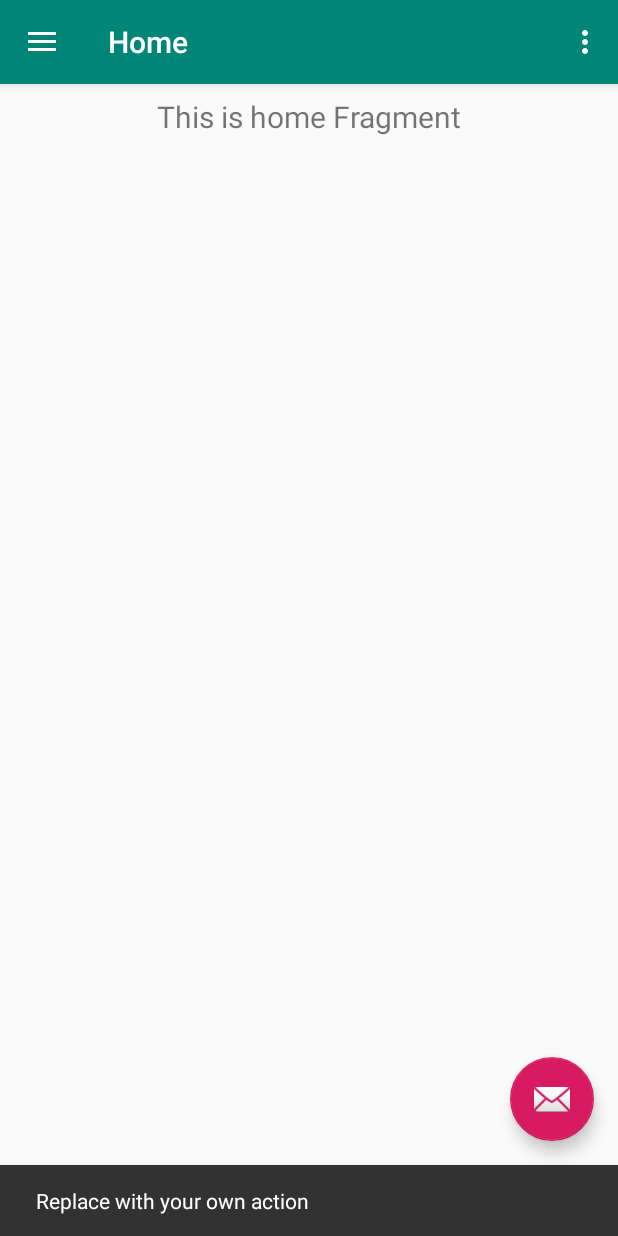
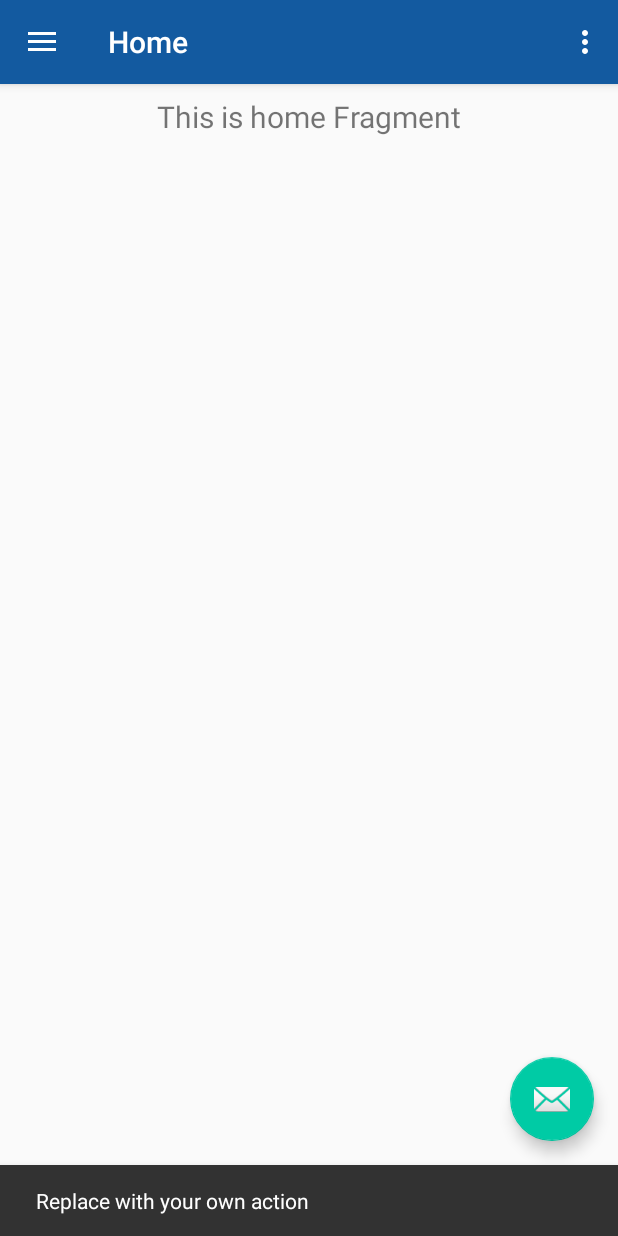
Before and after one commit to ludovicm67/android-event-manager, an Android app: the MainActivity screen opened directly, with no data from a screen before it, after a tap on an icon or button, on a phone screen of 412 x 824 dp. Run offline under Robolectric (Android 15) with nearby library versions, the phone set to English and light mode, and no system bars; our stand-ins replace navigation-ui.

Commit message:
update colors + rename domain -> data

```diff
--- a/app/src/main/java/fr/ludovicm67/eventmanager/domain/Event.kt
+++ b/app/src/main/java/fr/ludovicm67/eventmanager/data/Event.kt
@@ -1,4 +1,4 @@
-package fr.ludovicm67.eventmanager.domain
+package fr.ludovicm67.eventmanager.data
 
 import androidx.room.ColumnInfo
 import androidx.room.Entity
--- a/app/src/main/java/fr/ludovicm67/eventmanager/domain/User.kt
+++ b/app/src/main/java/fr/ludovicm67/eventmanager/data/User.kt
@@ -1,4 +1,4 @@
-package fr.ludovicm67.eventmanager.domain
+package fr.ludovicm67.eventmanager.data
 
 import androidx.room.ColumnInfo
 import androidx.room.Entity
--- a/app/src/main/res/values/colors.xml
+++ b/app/src/main/res/values/colors.xml
@@ -1,6 +1,7 @@
 <?xml version="1.0" encoding="utf-8"?>
 <resources>
-    <color name="colorPrimary">#008577</color>
-    <color name="colorPrimaryDark">#00574B</color>
-    <color name="colorAccent">#D81B60</color>
+    <color name="colorWhite">#ffffff</color>
+    <color name="colorPrimary">#135aa0</color>
+    <color name="colorPrimaryDark">#0f4880</color>
+    <color name="colorAccent">#00cba5</color>
 </resources>
```
